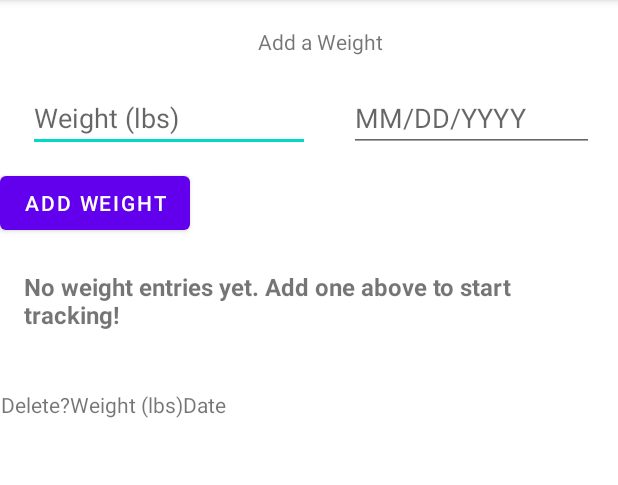
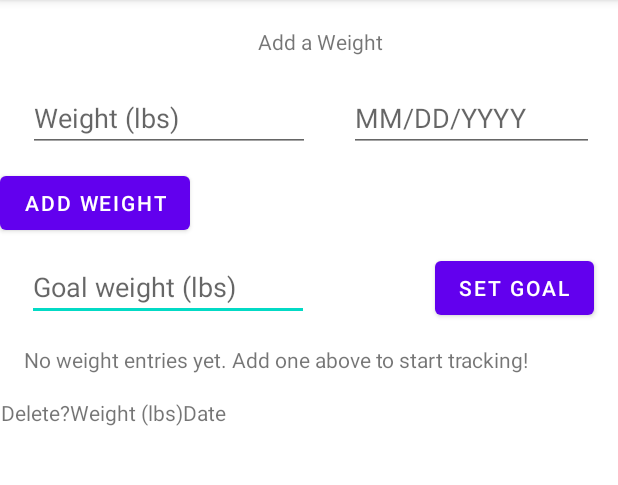
Before and after one commit to zachmendiola/Healthify, an Android app: the TableActivity screen opened directly, with no data from a screen before it, on a phone screen of 412 x 824 dp, the part 84-569 px from its top. Run offline under Robolectric (Android 15) with nearby library versions, the phone set to English and light mode, and no system bars.

Commit message:
DS + Algorithms Enhancements

```diff
--- a/app/build.gradle
+++ b/app/build.gradle
@@ -23,12 +23,15 @@ android {
         }
     }
     compileOptions {
+        // java.time had issues with Java 8
+        coreLibraryDesugaringEnabled true
         sourceCompatibility JavaVersion.VERSION_11
         targetCompatibility JavaVersion.VERSION_11
     }
 }
 
 dependencies {
+    coreLibraryDesugaring 'com.android.tools:desugar_jdk_libs:2.1.5'
 
     implementation libs.appcompat
     implementation libs.material
--- a/app/src/main/java/com/example/cs360modulethreeassignment_zachmendiola/TableActivity.java
+++ b/app/src/main/java/com/example/cs360modulethreeassignment_zachmendiola/TableActivity.java
@@ -33,6 +33,19 @@ public class TableActivity extends AppCompatActivity {
         manager = new WeightManager(this);
 
         loadEvents();
+
+        // Goal setting
+        EditText etGoal = findViewById(R.id.editTextGoal);
+        Button btnSetGoal = findViewById(R.id.buttonSetGoal);
+        btnSetGoal.setOnClickListener(v -> {
+            try {
+                manager.setGoalWeight(Double.parseDouble(etGoal.getText().toString().trim()));
+                etGoal.setText("");
+                loadEvents();
+            } catch (NumberFormatException e) {
+                Toast.makeText(this, "Goal must be a number", Toast.LENGTH_SHORT).show();
+            }
+        });
 
         btnAddEvent.setOnClickListener(v -> {
             String name = etEventName.getText().toString().trim();
--- a/app/src/main/java/com/example/cs360modulethreeassignment_zachmendiola/WeightManager.java
+++ b/app/src/main/java/com/example/cs360modulethreeassignment_zachmendiola/WeightManager.java
@@ -1,21 +1,32 @@
 package com.example.cs360modulethreeassignment_zachmendiola;
 
 import android.content.Context;
+import android.content.SharedPreferences;
 import android.database.Cursor;
 import android.util.Patterns;
 
 import java.text.ParseException;
 import java.text.SimpleDateFormat;
+import java.time.LocalDate;
+import java.time.YearMonth;
+import java.time.format.DateTimeFormatter;
+import java.util.ArrayList;
+import java.util.List;
 import java.util.Locale;
+import java.util.Map;
 
 // Application logic layer.
 // The activities only handle the screen, this class handles validation and talks to DatabaseHelper.
 public class WeightManager {
 
+    private static final DateTimeFormatter DATE_FORMAT = DateTimeFormatter.ofPattern("MM/dd/yyyy", Locale.US);
+
     private DatabaseHelper db;
+    private SharedPreferences prefs;
 
     public WeightManager(Context context) {
         db = new DatabaseHelper(context);
+        prefs = context.getSharedPreferences("healthify_prefs", Context.MODE_PRIVATE);
     }
 
     // ---------- Validation (returns an error message, or null if the input is ok) ----------
@@ -101,31 +112,65 @@ public class WeightManager {
         return db.getAllEvents();
     }
 
-    // Builds a short summary of the user's progress (first entry vs latest entry)
-    public String getProgressSummary() {
+    // Converts the database rows into WeightEntry objects, ignoring rows that have invalid numbers or dates
+    private List<WeightEntry> getEntries() {
+        List<WeightEntry> entries = new ArrayList<>();
         Cursor cursor = db.getAllEvents();
-        int count = 0;
-        double start = 0;
-        double current = 0;
         while (cursor.moveToNext()) {
             try {
                 double weight = Double.parseDouble(cursor.getString(1));
-                if (count == 0) {
-                    start = weight;
-                }
-                current = weight;
-                count++;
-            } catch (NumberFormatException e) {
-                // skip old entries that are not numbers
+                LocalDate date = LocalDate.parse(cursor.getString(2), DATE_FORMAT);
+                entries.add(new WeightEntry(weight, date));
+            } catch (RuntimeException e) {
+                // invalid rows passthru
             }
         }
         cursor.close();
+        return entries;
+    }
 
-        if (count == 0) {
+    // Goal weight setter
+    public void setGoalWeight(double goal) {
+        prefs.edit().putFloat("goal_weight", (float) goal).apply();
+    }
+
+    // Progress summary getter, string builder for the progress
+
+    public String getProgressSummary() {
+        WeightStats stats = new WeightStats(getEntries());
+        if (stats.isEmpty()) {
             return "No weight entries yet. Add one above to start tracking!";
         }
-        double change = current - start;
-        return String.format(Locale.US, "Start: %.1f lbs   Current: %.1f lbs   Change: %+.1f lbs (%d entries)",
-                start, current, change, count);
+
+        StringBuilder sb = new StringBuilder();
+        sb.append(String.format(Locale.US, "Start: %.1f lbs   Current: %.1f lbs   Change: %+.1f lbs\n",
+                stats.start().weight, stats.current().weight, stats.totalChange()));
+
+        if (prefs.contains("goal_weight")) {
+            double goal = prefs.getFloat("goal_weight", 0f);
+            sb.append(String.format(Locale.US, "Goal: %.1f lbs (%.0f%% there)\n", goal, stats.percentToGoal(goal)));
+        }
+
+        // Highest + lowest, last 30 days
+        LocalDate to = LocalDate.now();
+        LocalDate from = to.minusDays(30);
+        WeightEntry high = stats.highest(from, to);
+        WeightEntry low = stats.lowest(from, to);
+        if (high != null) {
+            sb.append(String.format(Locale.US, "Last 30 days: high %.1f lbs, low %.1f lbs\n", high.weight, low.weight));
+        }
+
+        // Weekly avg
+        sb.append("Weekly averages:\n");
+        for (Map.Entry<LocalDate, Double> week : stats.weeklyAverages().entrySet()) {
+            sb.append(String.format(Locale.US, "  Week of %s: %.1f lbs\n", week.getKey().format(DATE_FORMAT), week.getValue()));
+        }
+
+        // Monthly avg
+        sb.append("Monthly averages:\n");
+        for (Map.Entry<YearMonth, Double> month : stats.monthlyAverages().entrySet()) {
+            sb.append(String.format(Locale.US, "  %s: %.1f lbs\n", month.getKey(), month.getValue()));
+        }
+        return sb.toString().trim();
     }
 }
--- a/app/src/main/res/layout/database.xml
+++ b/app/src/main/res/layout/database.xml
@@ -5,27 +5,47 @@
     android:layout_width="match_parent"
     android:layout_height="match_parent">
 
+    <EditText
+        android:id="@+id/editTextGoal"
+        android:layout_width="188dp"
+        android:layout_height="44dp"
+        android:layout_marginStart="18dp"
+        android:layout_marginTop="170dp"
+        android:hint="Goal weight (lbs)"
+        android:inputType="numberDecimal"
+        app:layout_constraintStart_toStartOf="parent"
+        app:layout_constraintTop_toTopOf="parent" />
+
+    <Button
+        android:id="@+id/buttonSetGoal"
+        android:layout_width="wrap_content"
+        android:layout_height="wrap_content"
+        android:layout_marginEnd="16dp"
+        android:text="Set Goal"
+        app:layout_constraintBottom_toBottomOf="@id/editTextGoal"
+        app:layout_constraintEnd_toEndOf="parent"
+        app:layout_constraintTop_toTopOf="@id/editTextGoal" />
+
     <TextView
         android:id="@+id/textViewProgress"
         android:layout_width="0dp"
         android:layout_height="wrap_content"
         android:layout_marginStart="16dp"
-        android:layout_marginTop="180dp"
+        android:layout_marginTop="16dp"
         android:layout_marginEnd="16dp"
-        android:textSize="16sp"
-        android:textStyle="bold"
+        android:textSize="14sp"
         app:layout_constraintEnd_toEndOf="parent"
         app:layout_constraintStart_toStartOf="parent"
-        app:layout_constraintTop_toTopOf="parent" />
+        app:layout_constraintTop_toBottomOf="@id/editTextGoal" />
 
     <TableLayout
         android:id="@+id/tableLayout"
         android:layout_width="411dp"
-        android:layout_height="470dp"
-        android:layout_marginTop="260dp"
+        android:layout_height="wrap_content"
+        android:layout_marginTop="16dp"
         app:layout_constraintEnd_toEndOf="parent"
         app:layout_constraintStart_toStartOf="parent"
-        app:layout_constraintTop_toTopOf="parent">
+        app:layout_constraintTop_toBottomOf="@id/textViewProgress">
 
         <TableRow
             android:layout_width="match_parent"
```
Also changed, not shown: app/src/main/java/com/example/cs360modulethreeassignment_zachmendiola/WeightEntry.java (added, +16 -0 lines), app/src/main/java/com/example/cs360modulethreeassignment_zachmendiola/WeightStats.java (added, +105 -0 lines).
